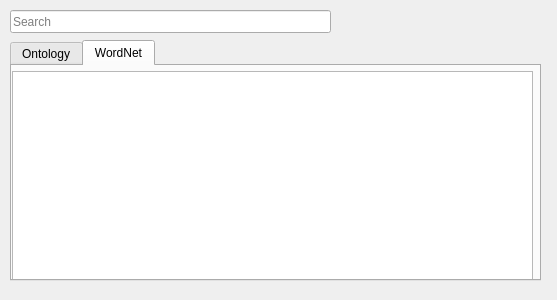
Before: the Qt Designer form src/ui/Designer/DocumentationWidget.ui in pySUMO/pysumo, drawn with Qt 5.
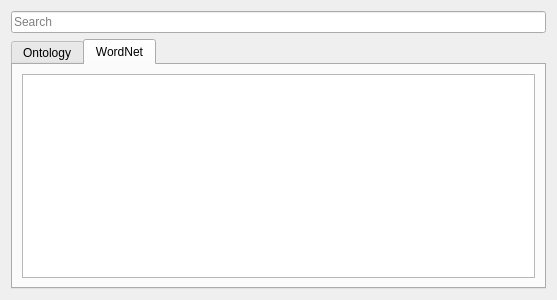
After: the same form once the commit is applied.

Commit message: fixed the layout in the documentation widget.

Patch:
```diff
--- a/src/ui/Designer/DocumentationWidget.ui
+++ b/src/ui/Designer/DocumentationWidget.ui
@@ -13,15 +13,22 @@
   <property name="windowTitle">
    <string>Form</string>
   </property>
+  <layout class="QGridLayout" name="gridLayout">
+   <item row="0" column="0">
+    <layout class="QVBoxLayout" name="verticalLayout"/>
+   </item>
+   <item row="1" column="1">
+    <widget class="QLineEdit" name="lineEdit">
+     <property name="text">
+      <string/>
+     </property>
+     <property name="placeholderText">
+      <string>Search</string>
+     </property>
+    </widget>
+   </item>
+   <item row="2" column="1">
   <widget class="QTabWidget" name="tabWidget">
-   <property name="geometry">
-    <rect>
-     <x>10</x>
-     <y>40</y>
-     <width>531</width>
-     <height>241</height>
-    </rect>
-   </property>
    <property name="currentIndex">
     <number>1</number>
    </property>
@@ -44,45 +51,15 @@
     <attribute name="title">
      <string>WordNet</string>
     </attribute>
-    <widget class="QPlainTextEdit" name="WordNetText">
-     <property name="geometry">
-      <rect>
-       <x>0</x>
-       <y>5</y>
-       <width>521</width>
-       <height>210</height>
-      </rect>
-     </property>
-    </widget>
-   </widget>
-  </widget>
-  <widget class="QLineEdit" name="lineEdit">
-   <property name="geometry">
-    <rect>
-     <x>10</x>
-     <y>10</y>
-     <width>321</width>
-     <height>23</height>
-    </rect>
-   </property>
-   <property name="text">
-    <string/>
-   </property>
-   <property name="placeholderText">
-    <string>Search</string>
-   </property>
-  </widget>
-  <widget class="QWidget" name="">
-   <property name="geometry">
-    <rect>
-     <x>0</x>
-     <y>0</y>
-     <width>2</width>
-     <height>2</height>
-    </rect>
-   </property>
-   <layout class="QVBoxLayout" name="verticalLayout"/>
-  </widget>
+      <layout class="QHBoxLayout" name="horizontalLayout_2">
+       <item>
+        <widget class="QPlainTextEdit" name="WordNetText"/>
+       </item>
+      </layout>
+     </widget>
+    </widget>
+   </item>
+  </layout>
  </widget>
  <resources/>
  <connections/>
```
Left out of the diff: 15 changed lines with no effect on the pictures. Lines whose indentation alone changed are shown as unchanged. The commit also changes 1 other file.
